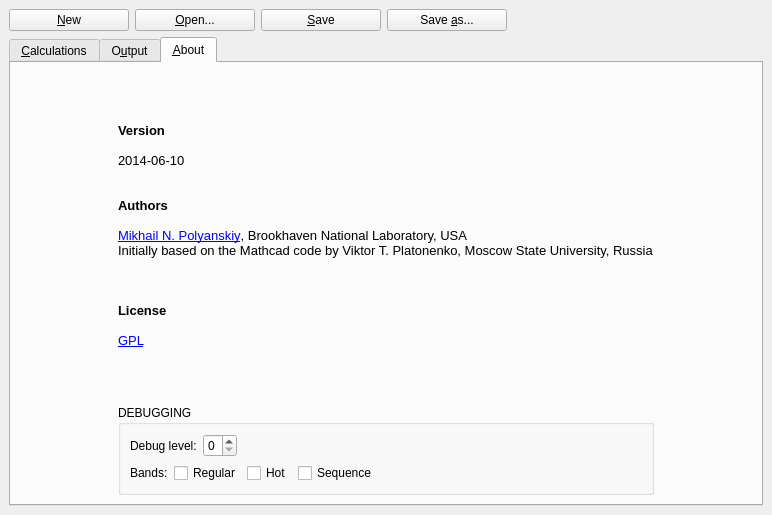
Qt form co2amp-shell/mainwindow.ui (polyanskiy/co2amp) before a commit.
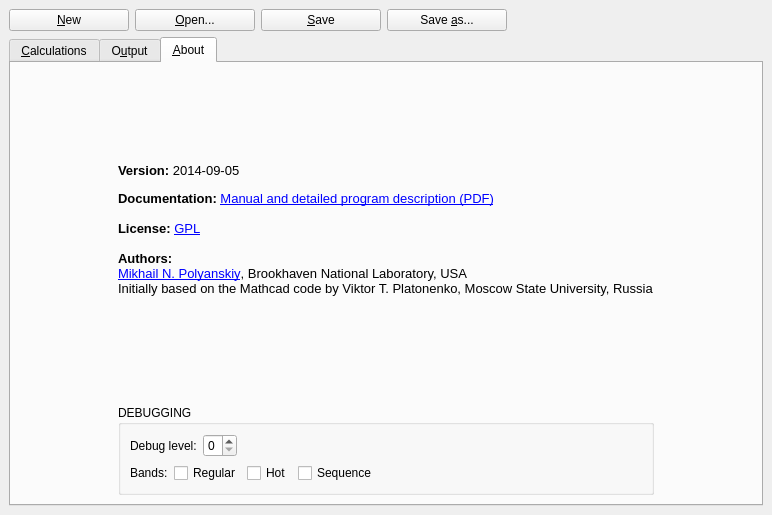
The same form after that commit. Icons and pictures are not drawn.

Commit message: new release - with updated documentation

Patch:
```diff
--- a/co2amp-shell/mainwindow.ui
+++ b/co2amp-shell/mainwindow.ui
@@ -2921,7 +2921,10 @@
 &lt;html&gt;&lt;head&gt;&lt;meta name=&quot;qrichtext&quot; content=&quot;1&quot; /&gt;&lt;style type=&quot;text/css&quot;&gt;
 p, li { white-space: pre-wrap; }
 &lt;/style&gt;&lt;/head&gt;&lt;body style=&quot; font-family:'MS Shell Dlg 2'; font-size:8pt; font-weight:400; font-style:normal;&quot;&gt;
-&lt;p style=&quot; margin-top:0px; margin-bottom:0px; margin-left:0px; margin-right:0px; -qt-block-indent:0; text-indent:0px;&quot;&gt;&lt;span style=&quot; font-size:10pt; font-weight:600;&quot;&gt;Version&lt;/span&gt;&lt;span style=&quot; font-size:10pt;&quot;&gt;&lt;br /&gt;&lt;br /&gt;2014-06-10&lt;br /&gt;&lt;br /&gt;&lt;br /&gt;&lt;/span&gt;&lt;span style=&quot; font-size:10pt; font-weight:600;&quot;&gt;Authors&lt;/span&gt;&lt;span style=&quot; font-size:10pt;&quot;&gt;&lt;br /&gt;&lt;br /&gt;&lt;/span&gt;&lt;a href=&quot;mailto:Mikhail Polyanskiy &amp;lt;polyanskiy@bnl.gov&amp;gt;&quot;&gt;&lt;span style=&quot; font-size:10pt; text-decoration: underline; color:#0000ff;&quot;&gt;Mikhail N. Polyanskiy&lt;/span&gt;&lt;/a&gt;&lt;span style=&quot; font-size:10pt;&quot;&gt;, Brookhaven National Laboratory, USA&lt;br /&gt;Initially based on the Mathcad code by Viktor T. Platonenko, Moscow State University, Russia&lt;br /&gt;&lt;br /&gt;&lt;br /&gt;&lt;br /&gt;&lt;/span&gt;&lt;span style=&quot; font-size:10pt; font-weight:600;&quot;&gt;License&lt;/span&gt;&lt;span style=&quot; font-size:10pt;&quot;&gt;&lt;br /&gt;&lt;br /&gt;&lt;/span&gt;&lt;a href=&quot;http://www.gnu.org/licenses/gpl.html&quot;&gt;&lt;span style=&quot; font-size:10pt; text-decoration: underline; color:#0000ff;&quot;&gt;GPL&lt;/span&gt;&lt;/a&gt;&lt;/p&gt;&lt;/body&gt;&lt;/html&gt;</string>
+&lt;p style=&quot; margin-top:0px; margin-bottom:0px; margin-left:0px; margin-right:0px; -qt-block-indent:0; text-indent:0px;&quot;&gt;&lt;span style=&quot; font-size:10pt; font-weight:600;&quot;&gt;Version: &lt;/span&gt;&lt;span style=&quot; font-size:10pt;&quot;&gt;2014-09-05&lt;br /&gt;&lt;/span&gt;&lt;/p&gt;
+&lt;p style=&quot; margin-top:0px; margin-bottom:0px; margin-left:0px; margin-right:0px; -qt-block-indent:0; text-indent:0px;&quot;&gt;&lt;span style=&quot; font-size:10pt; font-weight:600;&quot;&gt;Documentation: &lt;/span&gt;&lt;a href=&quot;https://github.com/polyanskiy/co2amp/blob/master/doc/tex/co2amp.pdf?raw=true&quot;&gt;&lt;span style=&quot; font-size:10pt; text-decoration: underline; color:#0000ff;&quot;&gt;Manual and detailed program description (PDF)&lt;/span&gt;&lt;/a&gt;&lt;/p&gt;
+&lt;p style=&quot; margin-top:0px; margin-bottom:0px; margin-left:0px; margin-right:0px; -qt-block-indent:0; text-indent:0px;&quot;&gt;&lt;span style=&quot; font-size:10pt;&quot;&gt;&lt;br /&gt;&lt;/span&gt;&lt;span style=&quot; font-size:10pt; font-weight:600;&quot;&gt;License: &lt;/span&gt;&lt;a href=&quot;http://www.gnu.org/licenses/gpl.html&quot;&gt;&lt;span style=&quot; font-size:10pt; text-decoration: underline; color:#0000ff;&quot;&gt;GPL&lt;/span&gt;&lt;/a&gt;&lt;/p&gt;
+&lt;p style=&quot; margin-top:0px; margin-bottom:0px; margin-left:0px; margin-right:0px; -qt-block-indent:0; text-indent:0px;&quot;&gt;&lt;span style=&quot; font-size:10pt;&quot;&gt;&lt;br /&gt;&lt;/span&gt;&lt;span style=&quot; font-size:10pt; font-weight:600;&quot;&gt;Authors:&lt;/span&gt;&lt;span style=&quot; font-size:10pt;&quot;&gt;&lt;br /&gt;&lt;/span&gt;&lt;a href=&quot;mailto:Mikhail Polyanskiy &amp;lt;polyanskiy@bnl.gov&amp;gt;&quot;&gt;&lt;span style=&quot; font-size:10pt; text-decoration: underline; color:#0000ff;&quot;&gt;Mikhail N. Polyanskiy&lt;/span&gt;&lt;/a&gt;&lt;span style=&quot; font-size:10pt;&quot;&gt;, Brookhaven National Laboratory, USA&lt;br /&gt;Initially based on the Mathcad code by Viktor T. Platonenko, Moscow State University, Russia&lt;br /&gt;&lt;/span&gt;&lt;/p&gt;&lt;/body&gt;&lt;/html&gt;</string>
           </property>
           <property name="wordWrap">
            <bool>false</bool>
```
Left out of the diff: 2 changed lines with no effect on the pictures. The commit also changes 24 other files.
